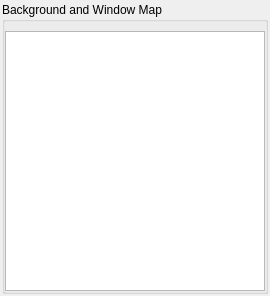
Old version of the form Qt/widgets/backgroundmapwidget.ui in the repository RocketRope/Gameboy-Emulator.
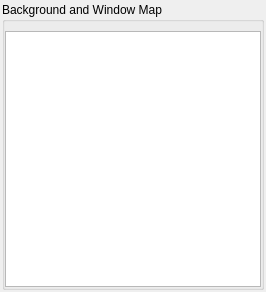
New version of the form.

Commit message: Qt view box added to background widget

The edit to the form file:
```diff
--- a/Qt/widgets/backgroundmapwidget.ui
+++ b/Qt/widgets/backgroundmapwidget.ui
@@ -6,8 +6,8 @@
    <rect>
     <x>0</x>
     <y>0</y>
-    <width>264</width>
-    <height>286</height>
+    <width>260</width>
+    <height>282</height>
    </rect>
   </property>
   <property name="windowTitle">
@@ -54,16 +54,22 @@
         </property>
         <property name="minimumSize">
          <size>
-          <width>260</width>
-          <height>260</height>
+          <width>256</width>
+          <height>256</height>
          </size>
         </property>
         <property name="maximumSize">
          <size>
-          <width>260</width>
-          <height>260</height>
+          <width>256</width>
+          <height>256</height>
          </size>
         </property>
+        <property name="verticalScrollBarPolicy">
+         <enum>Qt::ScrollBarAlwaysOff</enum>
+        </property>
+        <property name="horizontalScrollBarPolicy">
+         <enum>Qt::ScrollBarAlwaysOff</enum>
+        </property>
        </widget>
       </item>
      </layout>
```
The commit also changes 4 other files.
